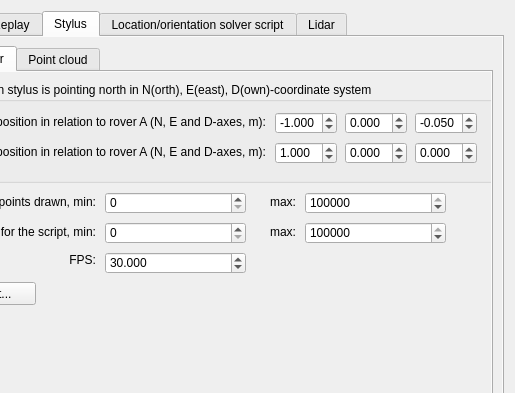
The window that postprocessform.ui (GNSS-Stylist/GNSS-Stylus) describes before a commit, drawn with Qt 5; both pictures show x 149 to 664 and y 0 to 393 of the 664 by 793 pixel window.
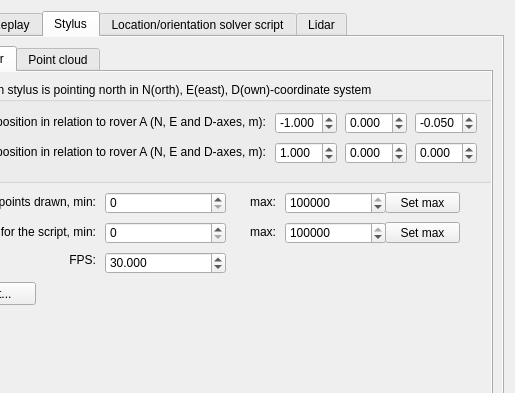
The same window after the commit. The open tabs and pages were chosen to show the change.

Commit message:
PostProcessingForm: Add "Set max"-buttons next to range max-fields
Maybe there are someone who doesn't remember ITOW's maximum value when setting the limits.

```diff
--- a/postprocessform.ui
+++ b/postprocessform.ui
@@ -2087,7 +2087,7 @@
             <rect>
              <x>230</x>
              <y>120</y>
-             <width>141</width>
+             <width>121</width>
              <height>22</height>
             </rect>
            </property>
@@ -2098,9 +2098,9 @@
           <widget class="QSpinBox" name="spinBox_Stylus_Movie_ITOW_Script_Max">
            <property name="geometry">
             <rect>
-             <x>430</x>
+             <x>410</x>
              <y>150</y>
-             <width>141</width>
+             <width>101</width>
              <height>22</height>
             </rect>
            </property>
@@ -2127,7 +2127,7 @@
           <widget class="QLabel" name="label_Stylus_Movie_ITOWRange_Points_Max_2">
            <property name="geometry">
             <rect>
-             <x>380</x>
+             <x>360</x>
              <y>150</y>
              <width>41</width>
              <height>20</height>
@@ -2143,7 +2143,7 @@
           <widget class="QLabel" name="label_Stylus_Movie_ITOWRange_Points_Max">
            <property name="geometry">
             <rect>
-             <x>380</x>
+             <x>360</x>
              <y>120</y>
              <width>41</width>
              <height>20</height>
@@ -2356,7 +2356,7 @@
             <rect>
              <x>230</x>
              <y>150</y>
-             <width>141</width>
+             <width>121</width>
              <height>22</height>
             </rect>
            </property>
@@ -2383,9 +2383,9 @@
           <widget class="QSpinBox" name="spinBox_Stylus_Movie_ITOW_Points_Max">
            <property name="geometry">
             <rect>
-             <x>430</x>
+             <x>410</x>
              <y>120</y>
-             <width>141</width>
+             <width>101</width>
              <height>22</height>
             </rect>
            </property>
@@ -2417,7 +2417,7 @@
             <rect>
              <x>230</x>
              <y>180</y>
-             <width>141</width>
+             <width>121</width>
              <height>22</height>
             </rect>
            </property>
@@ -2437,6 +2437,32 @@
             <double>30.000000000000000</double>
            </property>
           </widget>
+          <widget class="QPushButton" name="pushButton_Stylus_Movie_ITOW_Points_Max_Maximize">
+           <property name="geometry">
+            <rect>
+             <x>510</x>
+             <y>120</y>
+             <width>75</width>
+             <height>21</height>
+            </rect>
+           </property>
+           <property name="text">
+            <string>Set max</string>
+           </property>
+          </widget>
+          <widget class="QPushButton" name="pushButton_Stylus_Movie_ITOW_Script_Max_Maximize">
+           <property name="geometry">
+            <rect>
+             <x>510</x>
+             <y>150</y>
+             <width>75</width>
+             <height>21</height>
+            </rect>
+           </property>
+           <property name="text">
+            <string>Set max</string>
+           </property>
+          </widget>
          </widget>
          <widget class="QWidget" name="tab_Stylus_PointCloud">
           <property name="autoFillBackground">
```
Left out of the diff: 49 changed lines with no effect on the pictures. The commit also changes 2 other files.
